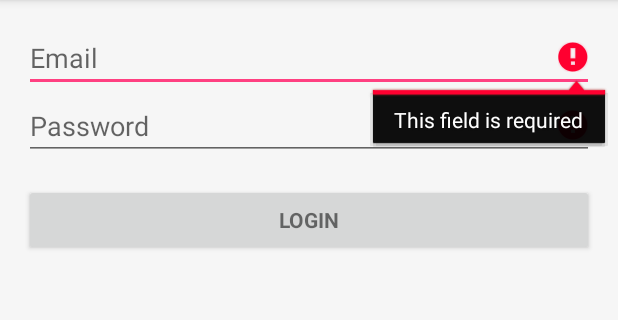
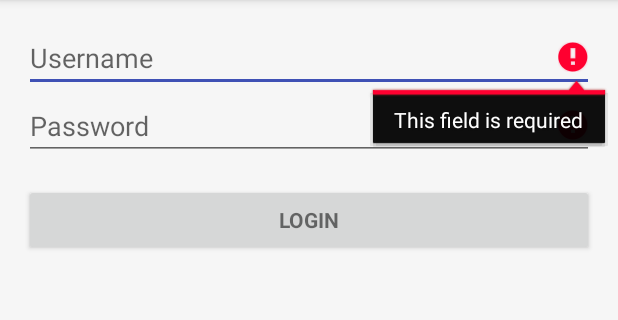
Before and after one commit to hkjayakumar/ghost-android, an Android app: the screen it shows after launch (LoginActivity), after a tap on "LOGIN", on a phone screen of 412 x 824 dp, the part 84-404 px from its top. Run offline under Robolectric (Android 15) with nearby library versions, the phone set to English and light mode, and no system bars; our stand-ins replace Volley; libraries missing offline, so code that uses them is left out: org.whispersystems.libsignal.

Commit message:
More cleanup.

```diff
--- a/Ghost/app/build.gradle
+++ b/Ghost/app/build.gradle
@@ -27,6 +27,7 @@ dependencies {
     compile 'com.android.support:appcompat-v7:23.4.0'
     compile 'com.android.support:design:23.4.0'
     compile 'org.whispersystems:signal-protocol-android:2.6.2'
+    compile 'com.mcxiaoke.volley:library-aar:1.0.0'
     compile 'com.android.support.constraint:constraint-layout:1.0.2'
     testCompile 'junit:junit:4.12'
 }
--- a/Ghost/app/src/main/AndroidManifest.xml
+++ b/Ghost/app/src/main/AndroidManifest.xml
@@ -2,10 +2,7 @@
 <manifest package="com.haks.ghost"
           xmlns:android="http://schemas.android.com/apk/res/android">
 
-    <!-- To auto-complete the email text field in the login form with the user's emails -->
-    <uses-permission android:name="android.permission.GET_ACCOUNTS"/>
-    <uses-permission android:name="android.permission.READ_PROFILE"/>
-    <uses-permission android:name="android.permission.READ_CONTACTS"/>
+    <uses-permission android:name="android.permission.INTERNET" />
 
     <application
         android:allowBackup="true"
--- /dev/null
+++ b/Ghost/app/src/main/java/com/haks/ghost/Constants.java
@@ -0,0 +1,6 @@
+package com.haks.ghost;
+
+public class Constants {
+  public final static String API_BASE = "http://base/api/v1";
+  public final static String API_GET_TOKEN = "/token";
+}
--- a/Ghost/app/src/main/java/com/haks/ghost/LoginActivity.java
+++ b/Ghost/app/src/main/java/com/haks/ghost/LoginActivity.java
@@ -12,6 +12,14 @@ import android.view.View.OnClickListener;
 import android.widget.Button;
 import android.widget.EditText;
 
+import com.android.volley.Request;
+import com.android.volley.RequestQueue;
+import com.android.volley.Response;
+import com.android.volley.VolleyError;
+import com.android.volley.toolbox.JsonObjectRequest;
+import com.android.volley.toolbox.Volley;
+
+import org.json.JSONObject;
 import org.whispersystems.libsignal.IdentityKeyPair;
 import org.whispersystems.libsignal.InvalidKeyException;
 import org.whispersystems.libsignal.SessionBuilder;
@@ -37,19 +45,22 @@ import java.util.List;
 import java.util.Map;
 
 public class LoginActivity extends AppCompatActivity {
-  private EditText mEmailView;
+  private EditText mUsernameView;
   private EditText mPasswordView;
+
+  private RequestQueue mRequestQueue;
 
   @Override
   protected void onCreate(Bundle savedInstanceState) {
     super.onCreate(savedInstanceState);
     setContentView(R.layout.activity_login);
-    // Set up the login form.
-    mEmailView = (EditText)findViewById(R.id.email);
+
+    mUsernameView = (EditText)findViewById(R.id.username);
     mPasswordView = (EditText)findViewById(R.id.password);
+    mRequestQueue = Volley.newRequestQueue(this);
 
-    Button mEmailSignInButton = (Button) findViewById(R.id.email_sign_in_button);
-    mEmailSignInButton.setOnClickListener(new OnClickListener() {
+    Button loginButton = (Button) findViewById(R.id.login_button);
+    loginButton.setOnClickListener(new OnClickListener() {
       @Override
       public void onClick(View view) {
         attemptLogin();
@@ -59,11 +70,11 @@ public class LoginActivity extends AppCompatActivity {
 
   private void attemptLogin() {
     // Reset errors.
-    mEmailView.setError(null);
+    mUsernameView.setError(null);
     mPasswordView.setError(null);
 
     // Store values at the time of the login attempt.
-    String email = mEmailView.getText().toString();
+    String username = mUsernameView.getText().toString();
     String password = mPasswordView.getText().toString();
 
     boolean cancel = false;
@@ -76,10 +87,10 @@ public class LoginActivity extends AppCompatActivity {
       cancel = true;
     }
 
-    // Check for a valid email address.
-    if (TextUtils.isEmpty(email)) {
-      mEmailView.setError(getString(R.string.error_field_required));
-      focusView = mEmailView;
+    // Check for a valid username.
+    if (TextUtils.isEmpty(username)) {
+      mUsernameView.setError(getString(R.string.error_field_required));
+      focusView = mUsernameView;
       cancel = true;
     }
 
@@ -88,16 +99,36 @@ public class LoginActivity extends AppCompatActivity {
       return;
     }
 
-    new UserLoginTask(email, password, this).execute((Void) null);
+    // new UserLoginTask(username, password, this).execute((Void) null);
+    mRequestQueue.add(this.makeLoginRequest());
+  }
+
+  private JsonObjectRequest makeLoginRequest() {
+    return new JsonObjectRequest(
+        Request.Method.GET,
+        Constants.API_BASE + Constants.API_GET_TOKEN,
+        null,
+        new Response.Listener<JSONObject>() {
+          @Override
+          public void onResponse(JSONObject response) {
+
+          }
+        },
+        new Response.ErrorListener() {
+          @Override
+          public void onErrorResponse(VolleyError error) {
+
+          }
+        });
   }
 
   public class UserLoginTask extends AsyncTask<Void, Void, Boolean> {
-    private final String mEmail;
+    private final String mUsername;
     private final String mPassword;
     private final Activity mCurrentActivity;
 
-    UserLoginTask(String email, String password, Activity currentActivity) {
-      mEmail = email;
+    UserLoginTask(String username, String password, Activity currentActivity) {
+      mUsername = username;
       mPassword = password;
       mCurrentActivity = currentActivity;
     }
--- a/Ghost/app/src/main/res/drawable/friend_list_row_background.xml
+++ b/Ghost/app/src/main/res/drawable/friend_list_row_background.xml
@@ -3,7 +3,7 @@
     <item >
         <shape
             android:shape="rectangle">
-            <solid android:color="#D3D3D3" />
+            <solid android:color="@color/lightGrey" />
             <corners android:radius="5dp"/>
         </shape>
     </item>
--- a/Ghost/app/src/main/res/layout/activity_login.xml
+++ b/Ghost/app/src/main/res/layout/activity_login.xml
@@ -10,11 +10,11 @@
     tools:context="com.haks.ghost.LoginActivity">
 
     <EditText
-        android:id="@+id/email"
+        android:id="@+id/username"
         android:layout_width="match_parent"
         android:layout_height="wrap_content"
-        android:hint="@string/prompt_email"
-        android:inputType="textEmailAddress"
+        android:hint="@string/prompt_username"
+        android:inputType="text"
         android:maxLines="1"/>
 
     <EditText
@@ -26,7 +26,7 @@
         android:maxLines="1"/>
 
     <Button
-        android:id="@+id/email_sign_in_button"
+        android:id="@+id/login_button"
         style="?android:textAppearanceSmall"
         android:layout_width="match_parent"
         android:layout_height="wrap_content"
--- a/Ghost/app/src/main/res/values/colors.xml
+++ b/Ghost/app/src/main/res/values/colors.xml
@@ -2,7 +2,9 @@
 <resources>
     <color name="colorPrimary">#3F51B5</color>
     <color name="colorPrimaryDark">#303F9F</color>
-    <color name="colorAccent">#FF4081</color>
+    <color name="colorAccent">#3F51B5</color>
+
     <color name="lightBackground">#F6F6F6</color>
+    <color name="lightGrey">#D3D3D3</color>
     <color name="darkGrey">#C3C3C3</color>
 </resources>
--- a/Ghost/app/src/main/res/values/strings.xml
+++ b/Ghost/app/src/main/res/values/strings.xml
@@ -2,9 +2,9 @@
     <string name="app_name">Ghost</string>
 
     <!-- Strings related to login -->
-    <string name="prompt_email">Email</string>
+    <string name="prompt_username">Username</string>
     <string name="prompt_password">Password</string>
     <string name="action_login">Login</string>
-    <string name="error_invalid_login_credentials">The email address or password is invalid</string>
+    <string name="error_invalid_login_credentials">The username or password is invalid</string>
     <string name="error_field_required">This field is required</string>
 </resources>
```
Also changed, not shown: Ghost/app/src/main/java/com/haks/ghost/ChatActivity.java (+4 -17 lines), Ghost/app/src/main/java/com/haks/ghost/FriendsAdapter.java (+3 -10 lines), Ghost/app/src/main/java/com/haks/ghost/FriendsListActivity.java (+13 -3 lines), Ghost/app/src/main/java/com/haks/ghost/User.java (added, +39 -0 lines).
